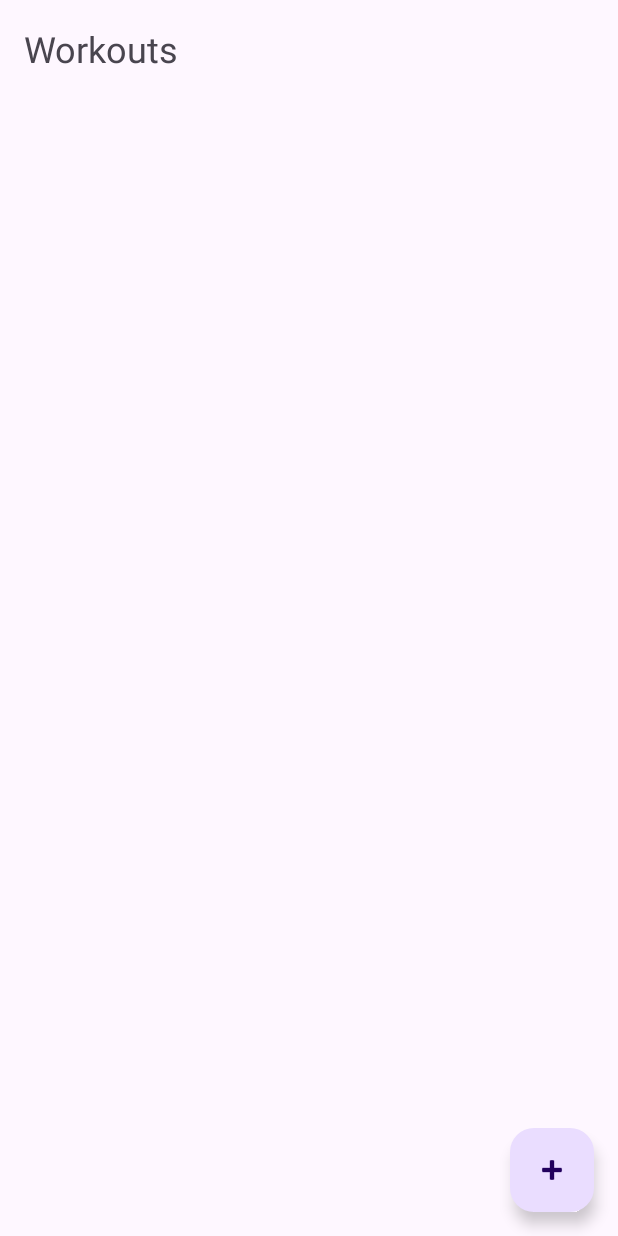
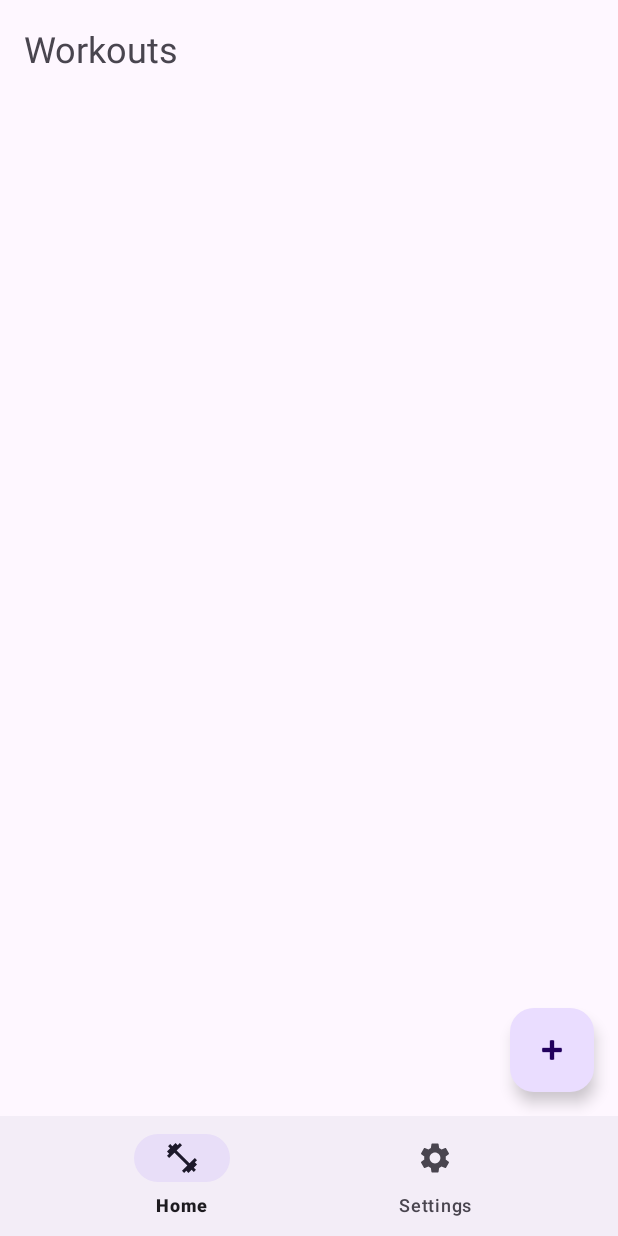
Before and after one commit to Frankie915/LeachPeach, an Android app: the screen it shows after launch (MainActivity), on a phone screen of 412 x 824 dp. Run offline under Robolectric (Android 15) with nearby library versions, the phone set to English and light mode, and no system bars; our stand-ins replace Room's generated code, navigation-ui.

Commit message:
nav-bar works

```diff
--- a/app/build.gradle
+++ b/app/build.gradle
@@ -42,4 +42,7 @@ dependencies {
     testImplementation "androidx.room:room-testing:$room_version"
     annotationProcessor "androidx.room:room-compiler:$room_version"
     implementation 'com.google.code.gson:gson:2.8.8'
+    def nav_version = "2.4.0-alpha05" // Check for the latest version
+    implementation "androidx.navigation:navigation-fragment:$nav_version"
+    implementation "androidx.navigation:navigation-ui:$nav_version"
 }
--- a/app/src/main/java/com/example/leachpeach/MainActivity.java
+++ b/app/src/main/java/com/example/leachpeach/MainActivity.java
@@ -7,6 +7,11 @@ import android.os.Bundle;
 import android.util.Log;
 
 import com.example.leachpeach.fragments.MainFragment;
+import com.google.android.material.bottomnavigation.BottomNavigationView;
+
+import androidx.navigation.NavController;
+import androidx.navigation.Navigation;
+import androidx.navigation.ui.NavigationUI;
 
 public class MainActivity extends AppCompatActivity {
 
@@ -15,11 +20,9 @@ public class MainActivity extends AppCompatActivity {
         super.onCreate(savedInstanceState);
         setContentView(R.layout.activity_main);
 
-        if (savedInstanceState == null) {
-            getSupportFragmentManager().beginTransaction()
-                    .replace(R.id.fragment_container, new MainFragment())
-                    .commit();
-        }
+        BottomNavigationView bottomNav = findViewById(R.id.bottomNavigationView);
+        NavController navController = Navigation.findNavController(this, R.id.fragment_container);
+        NavigationUI.setupWithNavController(bottomNav, navController);
     }
 
     @Override
--- /dev/null
+++ b/app/src/main/java/com/example/leachpeach/fragments/SettingsFragment.java
@@ -0,0 +1,26 @@
+// SettingsFragment.java
+package com.example.leachpeach.fragments;
+
+import android.os.Bundle;
+import android.view.LayoutInflater;
+import android.view.View;
+import android.view.ViewGroup;
+import androidx.annotation.NonNull;
+import androidx.annotation.Nullable;
+import androidx.fragment.app.Fragment;
+
+import com.example.leachpeach.R;
+
+public class SettingsFragment extends Fragment {
+    @Nullable
+    @Override
+    public View onCreateView(@NonNull LayoutInflater inflater, @Nullable ViewGroup container, @Nullable Bundle savedInstanceState) {
+        return inflater.inflate(R.layout.fragment_settings, container, false);
+    }
+
+    @Override
+    public void onViewCreated(@NonNull View view, @Nullable Bundle savedInstanceState) {
+        super.onViewCreated(view, savedInstanceState);
+        // Here, you can handle any initialization for this fragment
+    }
+}
--- /dev/null
+++ b/app/src/main/res/drawable/ic_settings.xml
@@ -0,0 +1,5 @@
+<vector android:height="24dp" android:tint="#000000"
+    android:viewportHeight="24" android:viewportWidth="24"
+    android:width="24dp" xmlns:android="http://schemas.android.com/apk/res/android">
+    <path android:fillColor="@android:color/white" android:pathData="M19.14,12.94c0.04,-0.3 0.06,-0.61 0.06,-0.94c0,-0.32 -0.02,-0.64 -0.07,-0.94l2.03,-1.58c0.18,-0.14 0.23,-0.41 0.12,-0.61l-1.92,-3.32c-0.12,-0.22 -0.37,-0.29 -0.59,-0.22l-2.39,0.96c-0.5,-0.38 -1.03,-0.7 -1.62,-0.94L14.4,2.81c-0.04,-0.24 -0.24,-0.41 -0.48,-0.41h-3.84c-0.24,0 -0.43,0.17 -0.47,0.41L9.25,5.35C8.66,5.59 8.12,5.92 7.63,6.29L5.24,5.33c-0.22,-0.08 -0.47,0 -0.59,0.22L2.74,8.87C2.62,9.08 2.66,9.34 2.86,9.48l2.03,1.58C4.84,11.36 4.8,11.69 4.8,12s0.02,0.64 0.07,0.94l-2.03,1.58c-0.18,0.14 -0.23,0.41 -0.12,0.61l1.92,3.32c0.12,0.22 0.37,0.29 0.59,0.22l2.39,-0.96c0.5,0.38 1.03,0.7 1.62,0.94l0.36,2.54c0.05,0.24 0.24,0.41 0.48,0.41h3.84c0.24,0 0.44,-0.17 0.47,-0.41l0.36,-2.54c0.59,-0.24 1.13,-0.56 1.62,-0.94l2.39,0.96c0.22,0.08 0.47,0 0.59,-0.22l1.92,-3.32c0.12,-0.22 0.07,-0.47 -0.12,-0.61L19.14,12.94zM12,15.6c-1.98,0 -3.6,-1.62 -3.6,-3.6s1.62,-3.6 3.6,-3.6s3.6,1.62 3.6,3.6S13.98,15.6 12,15.6z"/>
+</vector>
--- /dev/null
+++ b/app/src/main/res/drawable/ic_workout.xml
@@ -0,0 +1,5 @@
+<vector android:height="24dp" android:tint="#000000"
+    android:viewportHeight="24" android:viewportWidth="24"
+    android:width="24dp" xmlns:android="http://schemas.android.com/apk/res/android">
+    <path android:fillColor="@android:color/white" android:pathData="M20.57,14.86L22,13.43 20.57,12 17,15.57 8.43,7 12,3.43 10.57,2 9.14,3.43 7.71,2 5.57,4.14 4.14,2.71 2.71,4.14l1.43,1.43L2,7.71l1.43,1.43L2,10.57 3.43,12 7,8.43 15.57,17 12,20.57 13.43,22l1.43,-1.43L16.29,22l2.14,-2.14 1.43,1.43 1.43,-1.43 -1.43,-1.43L22,16.29z"/>
+</vector>
--- a/app/src/main/res/layout/activity_main.xml
+++ b/app/src/main/res/layout/activity_main.xml
@@ -1,4 +1,3 @@
-<?xml version="1.0" encoding="utf-8"?>
 <androidx.constraintlayout.widget.ConstraintLayout xmlns:android="http://schemas.android.com/apk/res/android"
     xmlns:app="http://schemas.android.com/apk/res-auto"
     xmlns:tools="http://schemas.android.com/tools"
@@ -6,13 +5,24 @@
     android:layout_height="match_parent"
     tools:context=".MainActivity">
 
-    <FrameLayout
+    <fragment
         android:id="@+id/fragment_container"
+        android:name="androidx.navigation.fragment.NavHostFragment"
         android:layout_width="match_parent"
-        android:layout_height="match_parent"
+        android:layout_height="0dp"
+        app:defaultNavHost="true"
         app:layout_constraintTop_toTopOf="parent"
+        app:layout_constraintBottom_toTopOf="@id/bottomNavigationView"
+        app:navGraph="@navigation/nav_graph" />
+
+    <com.google.android.material.bottomnavigation.BottomNavigationView
+        android:id="@+id/bottomNavigationView"
+        android:layout_width="match_parent"
+        android:layout_height="wrap_content"
+        app:layout_constraintTop_toBottomOf="@id/fragment_container"
         app:layout_constraintBottom_toBottomOf="parent"
         app:layout_constraintStart_toStartOf="parent"
-        app:layout_constraintEnd_toEndOf="parent"/>
+        app:layout_constraintEnd_toEndOf="parent"
+        app:menu="@menu/bottom_nav_menu" />
 
 </androidx.constraintlayout.widget.ConstraintLayout>
--- /dev/null
+++ b/app/src/main/res/layout/fragment_settings.xml
@@ -0,0 +1,19 @@
+<?xml version="1.0" encoding="utf-8"?>
+<RelativeLayout xmlns:android="http://schemas.android.com/apk/res/android"
+    xmlns:tools="http://schemas.android.com/tools"
+    android:layout_width="match_parent"
+    android:layout_height="match_parent"
+    tools:context=".fragments.SettingsFragment">
+
+    <TextView
+        android:id="@+id/settings_header"
+        android:layout_width="wrap_content"
+        android:layout_height="wrap_content"
+        android:text="Settings"
+        android:textSize="24sp"
+        android:layout_marginStart="16dp"
+        android:layout_marginTop="16dp" />
+
+    <!-- Add more UI elements here -->
+
+</RelativeLayout>
--- /dev/null
+++ b/app/src/main/res/menu/bottom_nav_menu.xml
@@ -0,0 +1,11 @@
+<menu xmlns:android="http://schemas.android.com/apk/res/android">
+    <item
+        android:id="@+id/mainFragment"
+        android:icon="@drawable/ic_workout"
+        android:title="Home" />
+
+    <item
+        android:id="@+id/settingsFragment"
+        android:icon="@drawable/ic_settings"
+        android:title="Settings" />
+</menu>
--- /dev/null
+++ b/app/src/main/res/navigation/nav_graph.xml
@@ -0,0 +1,18 @@
+<navigation xmlns:android="http://schemas.android.com/apk/res/android"
+    xmlns:app="http://schemas.android.com/apk/res-auto"
+    xmlns:tools="http://schemas.android.com/tools"
+    android:id="@+id/nav_graph"
+    app:startDestination="@id/mainFragment">
+
+    <fragment
+        android:id="@+id/mainFragment"
+        android:name="com.example.leachpeach.fragments.MainFragment"
+        android:label="main_fragment"
+        tools:layout="@layout/fragment_main" />
+
+    <fragment
+        android:id="@+id/settingsFragment"
+        android:name="com.example.leachpeach.fragments.SettingsFragment"
+        android:label="settings_fragment"
+        tools:layout="@layout/fragment_settings" />
+</navigation>
```
